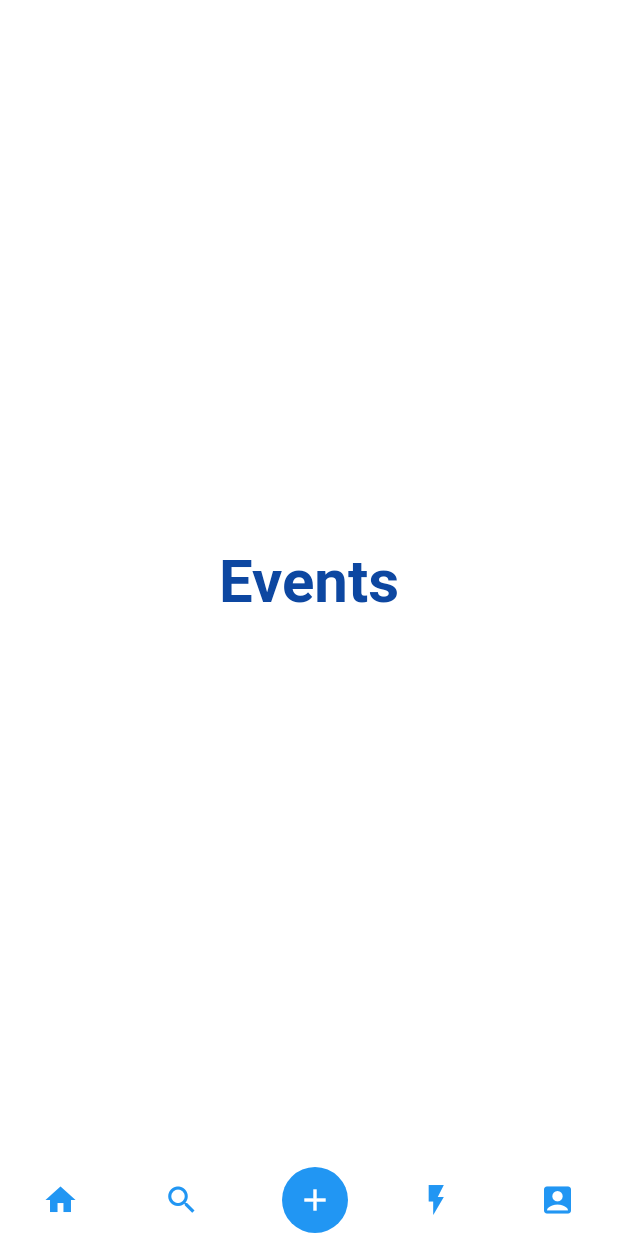
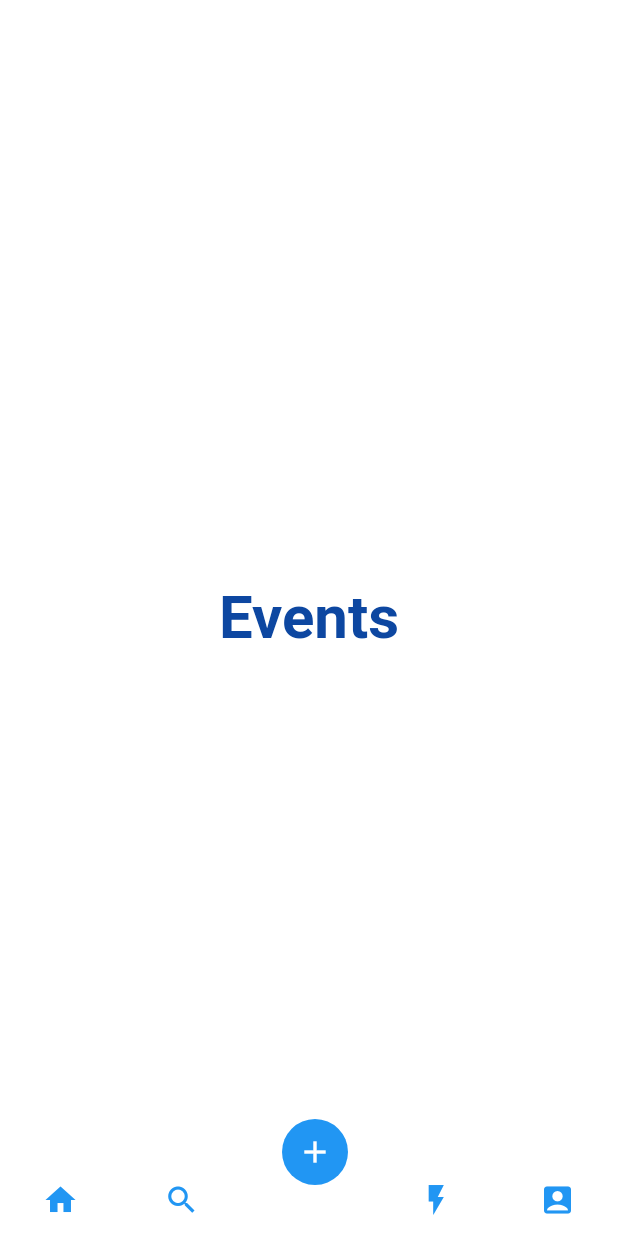
Before and after one commit to murat-ti/animated_navbar, a Flutter app: the screen it shows after launch, on a phone screen of 412 x 824 dp. Run offline on Flutter 3.47's test engine with Material 2 defaults, Android fonts, the light colour scheme and no system bars.

Commit message:
finished animation except small fixes

```diff
--- a/lib/core/init/route/route.dart
+++ b/lib/core/init/route/route.dart
@@ -1,12 +1,15 @@
 import 'package:flutter/material.dart';
 import '../../../view/first_route.dart';
 import '../../../view/second_route.dart';
+import '../../../view/third_route.dart';
 import 'route_paths.dart';
 
 Route<dynamic>? generateRoute(settings) {
   switch (settings.name) {
     case RoutePaths.secondRoute:
       return CustomFadeRoute(page: const SecondRoute(), settings: settings);
+    case RoutePaths.thirdRoute:
+      return MaterialPageRoute(builder: (context) => const ThirdRoute(), settings: settings);
     default:
       return MaterialPageRoute(builder: (context) => const FirstRoute(), settings: settings);
   }
--- a/lib/core/init/route/route_paths.dart
+++ b/lib/core/init/route/route_paths.dart
@@ -1,4 +1,5 @@
 class RoutePaths {
   static const home = '/';
   static const secondRoute = '/route2';
+  static const thirdRoute = '/route3';
 }
--- a/lib/view/main.dart
+++ b/lib/view/main.dart
@@ -13,7 +13,7 @@ class MainApp extends StatelessWidget {
   Widget build(BuildContext context) {
     return const MaterialApp(
       debugShowCheckedModeBanner: false,
-      initialRoute: RoutePaths.home,
+      initialRoute: RoutePaths.thirdRoute,
       onGenerateRoute: generateRoute,
     );
   }
--- /dev/null
+++ b/lib/view/third_route.dart
@@ -0,0 +1,55 @@
+import 'dart:async';
+import '../core/init/constants/theme.dart';
+import 'package:flutter/material.dart';
+import '../widgets/buttons/bottom_navbar_icon.dart';
+import '../widgets/buttons/button_default.dart';
+import '../widgets/draggable/custom_draggable.dart';
+
+class ThirdRoute extends StatefulWidget {
+  const ThirdRoute({super.key});
+
+  @override
+  State<ThirdRoute> createState() => _ThirdRouteState();
+}
+
+class _ThirdRouteState extends State<ThirdRoute> {
+  double startX = 0; //217;
+  double startY = 0; //715;
+  double endX = 0; //217;
+  double endY = 0; //550;
+
+  static const text = 'Events';
+  static const bntWidth = 56.0;
+  static const bottomNavBarHeight = 48.0;
+  double screenWidth = 0;
+  double screenHeight = 0;
+  double xPosition = 0;
+  double yPosition = 0;
+  bool play = false;
+
+  @override
+  void didChangeDependencies() {
+    screenWidth = MediaQuery.of(context).size.width - bntWidth;
+    screenHeight = MediaQuery.of(context).size.height;
+    startX = screenWidth / 2;
+    startY = screenHeight - 80;
+    endX = startX;
+    endY = startY - ((49 * 4) + (40 * 2));
+    super.didChangeDependencies();
+  }
+
+  @override
+  Widget build(BuildContext context) {
+    return Scaffold(
+      backgroundColor: UIColors.whiteColor,
+      body: SafeArea(
+        child: CustomDraggable(
+          startX: startX,
+          startY: startY,
+          endX: endX,
+          endY: endY,
+        ),
+      ),
+    );
+  }
+}
--- /dev/null
+++ b/lib/widgets/clippath/custom_path.dart
@@ -0,0 +1,33 @@
+import 'package:flutter/material.dart';
+
+class CustomPath extends CustomClipper<Path> {
+  final double value;
+  final double startValue;
+  final double endValue;
+
+  CustomPath({required this.value, required this.startValue, required this.endValue});
+
+  @override
+  Path getClip(Size size) {
+    var path = Path();
+
+    final avgPoint = (startValue - endValue) / 2;
+    final countedValue = value >= (startValue - avgPoint)
+        ? value
+        : (((size.height - (startValue - avgPoint)) / avgPoint) * (startValue - avgPoint - value) +
+            (size.height - avgPoint));
+
+    path.lineTo(0, size.height);
+    path.quadraticBezierTo(size.width * 0.5, size.height, size.width * 0.48, countedValue);
+    path.lineTo(size.width * 0.52, countedValue);
+    path.quadraticBezierTo(size.width * 0.52, size.height, size.width, size.height);
+    path.lineTo(size.width, 0);
+    path.close();
+    return path;
+  }
+
+  @override
+  bool shouldReclip(covariant CustomClipper<Path> oldClipper) {
+    return true;
+  }
+}
--- /dev/null
+++ b/lib/widgets/draggable/custom_draggable.dart
@@ -0,0 +1,239 @@
+import 'package:flutter/material.dart';
+import '../../core/init/constants/sizes.dart';
+import '../../core/init/constants/theme.dart';
+import '../buttons/bottom_menu_text.dart';
+import '../buttons/bottom_navbar_icon.dart';
+import '../buttons/button_default.dart';
+import '../clippath/custom_path.dart';
+
+class CustomDraggable extends StatefulWidget {
+  const CustomDraggable(
+      {Key? key,
+      required this.startX,
+      required this.startY,
+      required this.endX,
+      required this.endY,
+      this.animationSpeed = 200})
+      : super(key: key);
+
+  final double startX;
+  final double startY;
+  final double endX;
+  final double endY;
+  final double animationSpeed;
+
+  @override
+  CustomDraggableState createState() => CustomDraggableState();
+}
+
+class CustomDraggableState extends State<CustomDraggable> with SingleTickerProviderStateMixin {
+  double x1 = 0;
+  double y1 = 0;
+  double x2 = 0;
+  double y2 = 0;
+  bool isBottomPosition = true;
+  int animationSpeed = 0;
+  double backgroundOpacity = 1.0;
+
+  //sizes
+  static const bntWidth = 56.0;
+  static const bntHeight = 40.0;
+
+  //titles
+  static const text = 'Events';
+  static const btnReminder = 'Reminder';
+  static const btnCamera = 'Camera';
+  static const btnAttachment = 'Attachment';
+  static const btnTextNote = 'Text Note';
+
+  //animation
+  late final AnimationController _controller;
+  late final Animation<double> _rotateAnimation;
+  late final Animation<Color?> _iconColorAnimation;
+  late final Animation<Color?> _btnColorAnimation;
+  late final Animation<double> _fadeAnimation;
+
+  @override
+  void initState() {
+    initPositions();
+    super.initState();
+  }
+
+  initPositions() {
+    x1 = widget.startX;
+    y1 = widget.startY;
+    x2 = widget.endX;
+    y2 = widget.endY;
+
+    _controller = AnimationController(vsync: this, duration: const Duration(milliseconds: 1000));
+    _rotateAnimation =
+        Tween(begin: 0.0, end: 0.75).animate(CurvedAnimation(parent: _controller, curve: const Interval(0.0, 0.5)));
+    _iconColorAnimation = ColorTween(begin: UIColors.whiteColor, end: UIColors.blueColor)
+        .animate(CurvedAnimation(parent: _controller, curve: const Interval(0.5, 1.0)));
+    _btnColorAnimation = ColorTween(begin: UIColors.blueColor, end: UIColors.whiteColor)
+        .animate(CurvedAnimation(parent: _controller, curve: const Interval(0.5, 1.0)));
+    _fadeAnimation =
+        Tween(begin: 0.0, end: 1.0).animate(CurvedAnimation(parent: _controller, curve: const Interval(0.0, 1.0)));
+  }
+
+  @override
+  void dispose() {
+    _controller.dispose();
+    super.dispose();
+  }
+
+  @override
+  Widget build(BuildContext context) {
+    //play only one time on each reset
+    if (backgroundOpacity == 0) {
+      _controller.forward();
+    }
+
+    return Stack(
+      fit: StackFit.expand,
+      children: [
+        ClipPath(
+          clipper: CustomPath(
+            value: y1 + bntHeight,
+            startValue: widget.startY,
+            endValue: widget.endY,
+          ),
+          child: Container(
+            height: MediaQuery.of(context).size.height,
+            color: UIColors.blueColor,
+            alignment: Alignment.bottomCenter,
+            child: Column(
+              crossAxisAlignment: CrossAxisAlignment.center,
+              mainAxisSize: MainAxisSize.min,
+              children: [
+                const SizedBox(height: EmptySpaces.defaultSpace),
+                AnimatedBuilder(
+                  animation: _controller,
+                  builder: (BuildContext context, Widget? child) {
+                    return Opacity(
+                      opacity: _fadeAnimation.value,
+                      child: Column(
+                        children: const [
+                          BottomMenuTextButton(title: btnReminder),
+                          BottomMenuTextButton(title: btnCamera),
+                          BottomMenuTextButton(title: btnAttachment),
+                          BottomMenuTextButton(title: btnTextNote),
+                        ],
+                      ),
+                    );
+                  },
+                ),
+                const SizedBox(height: EmptySpaces.defaultSpace),
+              ],
+            ),
+          ),
+        ),
+        Opacity(
+          opacity: backgroundOpacity,
+          child: Container(
+            color: UIColors.whiteColor,
+            child: Center(
+              child: Text(
+                text,
+                style: Theme.of(context).textTheme.headlineLarge?.copyWith(
+                      color: UIColors.blueColor900,
+                      fontWeight: FontWeight.bold,
+                    ),
+              ),
+            ),
+          ),
+        ),
+        Align(
+          alignment: Alignment.bottomCenter,
+          child: SizedBox(
+            child: BottomAppBar(
+              color: Colors.transparent, //UIColors.whiteColor,
+              elevation: 0,
+              shape: const CircularNotchedRectangle(),
+              child: Row(
+                mainAxisAlignment: MainAxisAlignment.spaceAround,
+                children: const [
+                  BottomNavbarIcon(icon: Icons.home),
+                  BottomNavbarIcon(icon: Icons.search),
+                  SizedBox(width: bntWidth),
+                  BottomNavbarIcon(icon: Icons.flash_on),
+                  BottomNavbarIcon(icon: Icons.account_box),
+                ],
+              ),
+            ),
+          ),
+        ),
+        AnimatedPositioned(
+          left: x1,
+          top: y1,
+          duration: Duration(milliseconds: animationSpeed),
+          child: Draggable(
+            onDragUpdate: (details) {
+              setState(() {
+                animationSpeed = 0;
+                //(x1 == x2) control axis direction
+                //((y1 + details.delta.dy) < y2) control movement of widget out of given range
+                x1 = (x1 == x2)
+                    ? x1
+                    : ((x1 + details.delta.dx) < x2)
+                        ? widget.endX
+                        : x1 + details.delta.dx;
+                y1 = (y1 == y2)
+                    ? y1
+                    : ((y1 + details.delta.dy) < y2)
+                        ? widget.endY
+                        : y1 + details.delta.dy;
+
+                //count background opacity
+                backgroundOpacity = (y1 - y2) / (widget.startY - widget.endY);
+              });
+            },
+            onDragEnd: (details) {
+              setState(() {
+                animationSpeed = 200;
+
+                //on drag end set to target position
+                x1 = widget.endX;
+                y1 = widget.endY;
+                backgroundOpacity = 0;
+
+                //control widget position
+                isBottomPosition = !isBottomPosition;
+              });
+            },
+            feedback: const SizedBox.shrink(),
+            child: backgroundOpacity == 0
+                ? AnimatedBuilder(
+                    animation: _controller,
+                    builder: (BuildContext context, Widget? child) {
+                      return ButtonDefault(
+                        onPressed: () {
+                          _controller.reset();
+                          setState(() {
+                            x1 = widget.startX;
+                            y1 = widget.startY;
+                            backgroundOpacity = 1;
+                            isBottomPosition = !isBottomPosition;
+                          });
+                        },
+                        backgroundColor: _btnColorAnimation.value,
+                        child: Transform.rotate(
+                          angle: _rotateAnimation.value,
+                          child: Icon(
+                            Icons.add,
+                            color: _iconColorAnimation.value,
+                          ),
+                        ),
+                      );
+                    },
+                  )
+                : const ButtonDefault(
+                    backgroundColor: UIColors.blueColor,
+                    child: Icon(Icons.add, color: UIColors.whiteColor),
+                  ),
+          ),
+        ),
+      ],
+    );
+  }
+}
```
